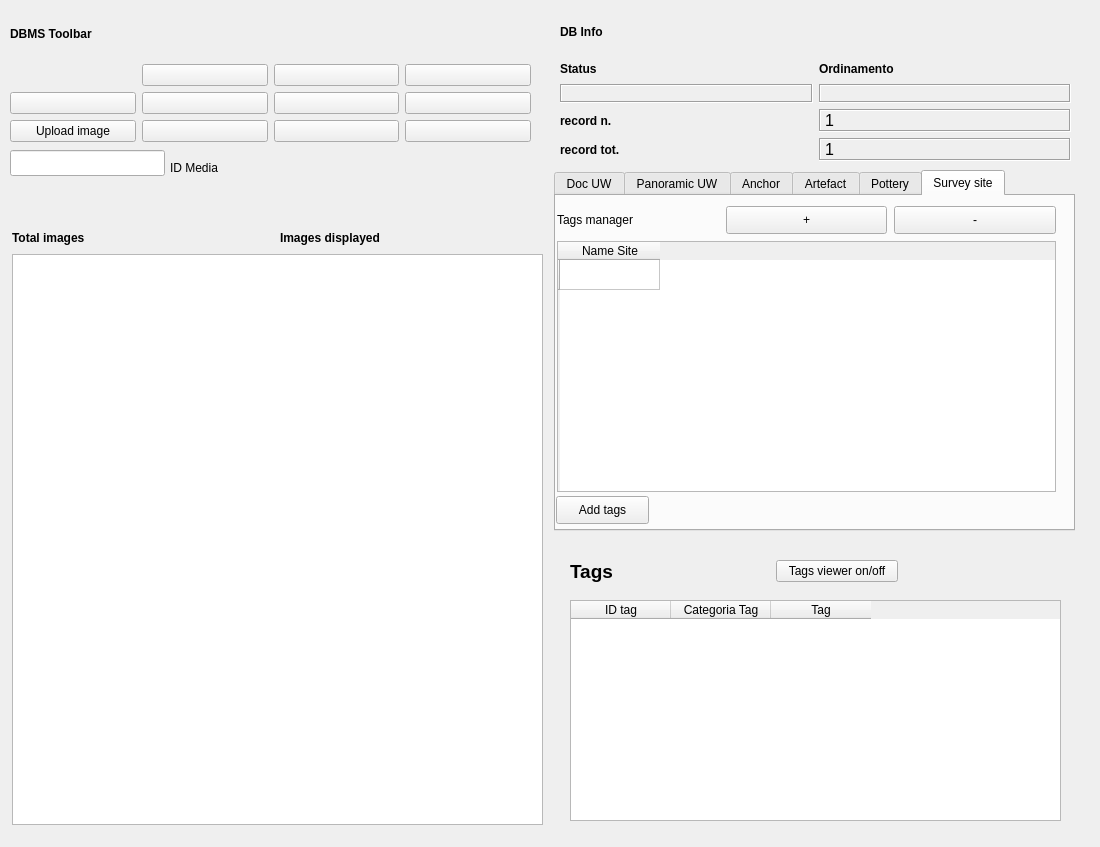
Old version of the form gui/ui/pyarchinit_image_viewer_dialog.ui in the repository enzococca/HFF.
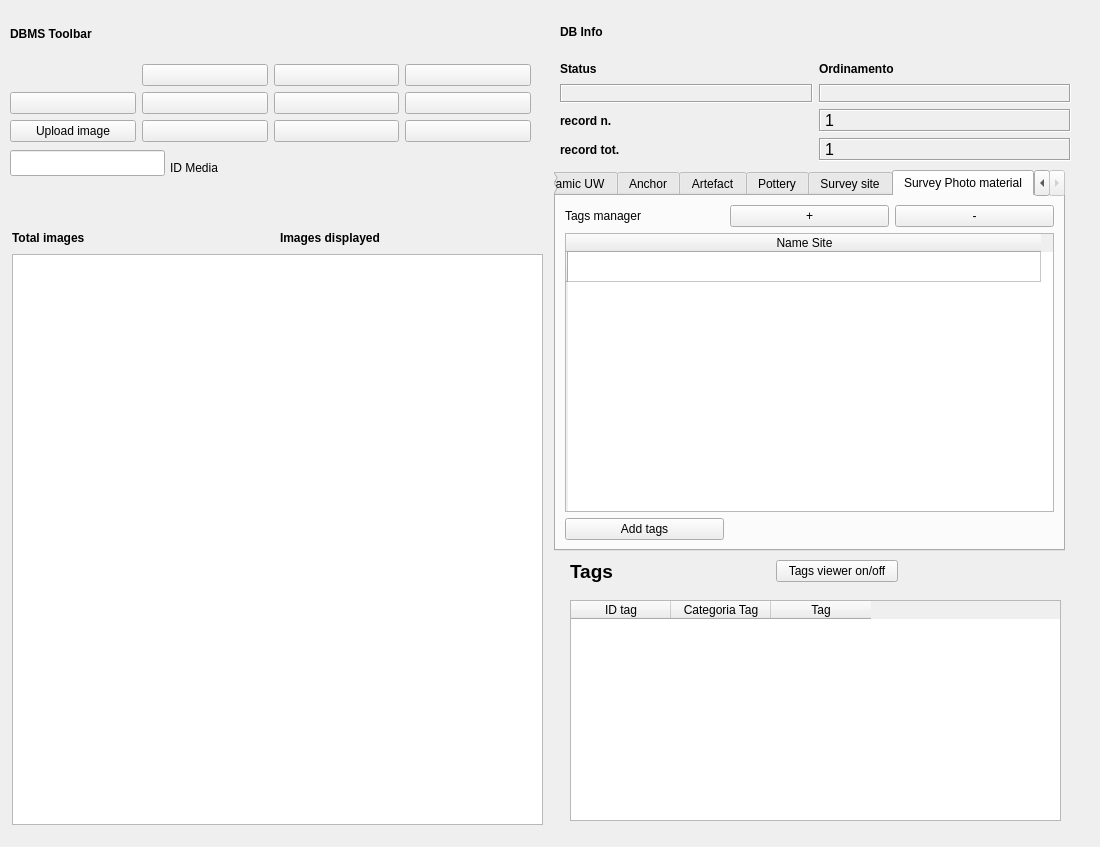
New version of the form. Icons and pictures are not drawn.

Commit message: fix pdf index photo material

```diff
--- a/gui/ui/pyarchinit_image_viewer_dialog.ui
+++ b/gui/ui/pyarchinit_image_viewer_dialog.ui
@@ -18,12 +18,12 @@
     <rect>
      <x>554</x>
      <y>170</y>
-     <width>521</width>
-     <height>361</height>
+     <width>511</width>
+     <height>381</height>
     </rect>
    </property>
    <property name="currentIndex">
-    <number>5</number>
+    <number>6</number>
    </property>
    <widget class="QWidget" name="tab_4">
     <attribute name="title">
@@ -511,6 +511,12 @@
        <height>251</height>
       </rect>
      </property>
+     <attribute name="horizontalHeaderDefaultSectionSize">
+      <number>488</number>
+     </attribute>
+     <attribute name="horizontalHeaderMinimumSectionSize">
+      <number>55</number>
+     </attribute>
      <row>
       <property name="text">
        <string/>
@@ -562,6 +568,58 @@
      </property>
     </widget>
    </widget>
+   <widget class="QWidget" name="tab_6">
+    <attribute name="title">
+     <string>Survey Photo material</string>
+    </attribute>
+    <layout class="QGridLayout" name="gridLayout">
+     <item row="0" column="0">
+      <widget class="QLabel" name="label_33">
+       <property name="text">
+        <string>Tags manager</string>
+       </property>
+      </widget>
+     </item>
+     <item row="0" column="1">
+      <widget class="QPushButton" name="pushButton_addRow_POT_11">
+       <property name="text">
+        <string>+</string>
+       </property>
+      </widget>
+     </item>
+     <item row="0" column="2">
+      <widget class="QPushButton" name="pushButton_removeRow_POT_11">
+       <property name="text">
+        <string>-</string>
+       </property>
+      </widget>
+     </item>
+     <item row="1" column="0" colspan="3">
+      <widget class="QTableWidget" name="tableWidgetTags_MAT_12">
+       <attribute name="horizontalHeaderDefaultSectionSize">
+        <number>473</number>
+       </attribute>
+       <row>
+        <property name="text">
+         <string/>
+        </property>
+       </row>
+       <column>
+        <property name="text">
+         <string>Name Site</string>
+        </property>
+       </column>
+      </widget>
+     </item>
+     <item row="2" column="0">
+      <widget class="QPushButton" name="pushButton_assignTags_survey_2">
+       <property name="text">
+        <string>Add tags</string>
+       </property>
+      </widget>
+     </item>
+    </layout>
+   </widget>
   </widget>
   <widget class="QWidget" name="layoutWidget">
    <property name="geometry">
```
The commit also changes 8 other files.
